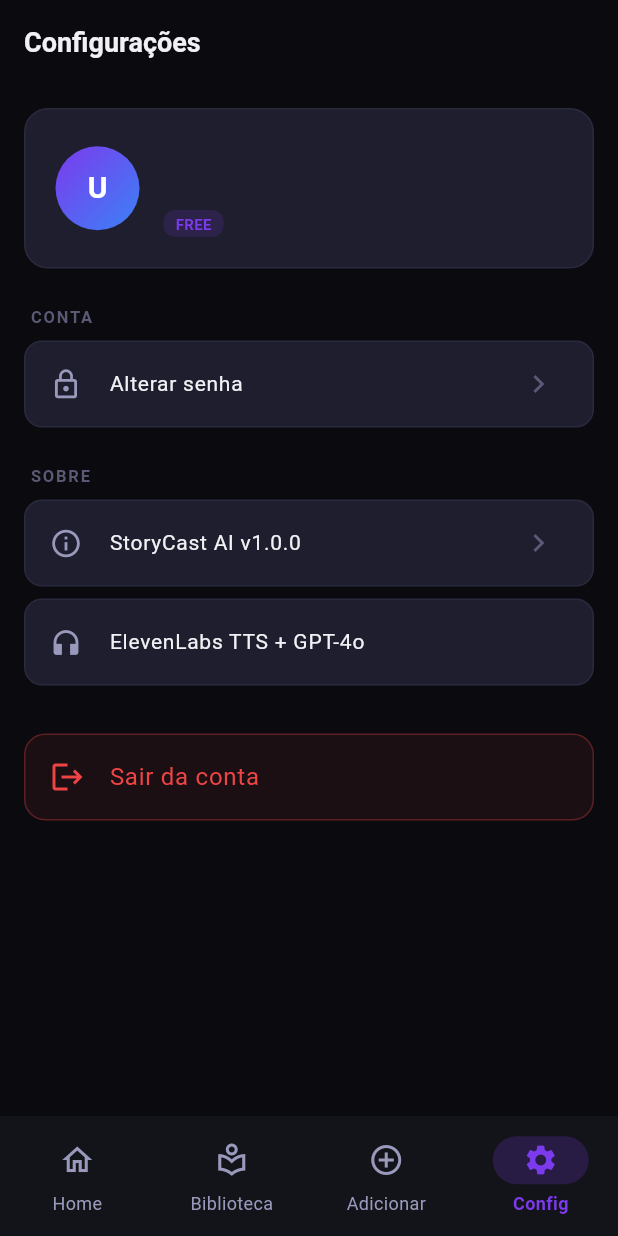
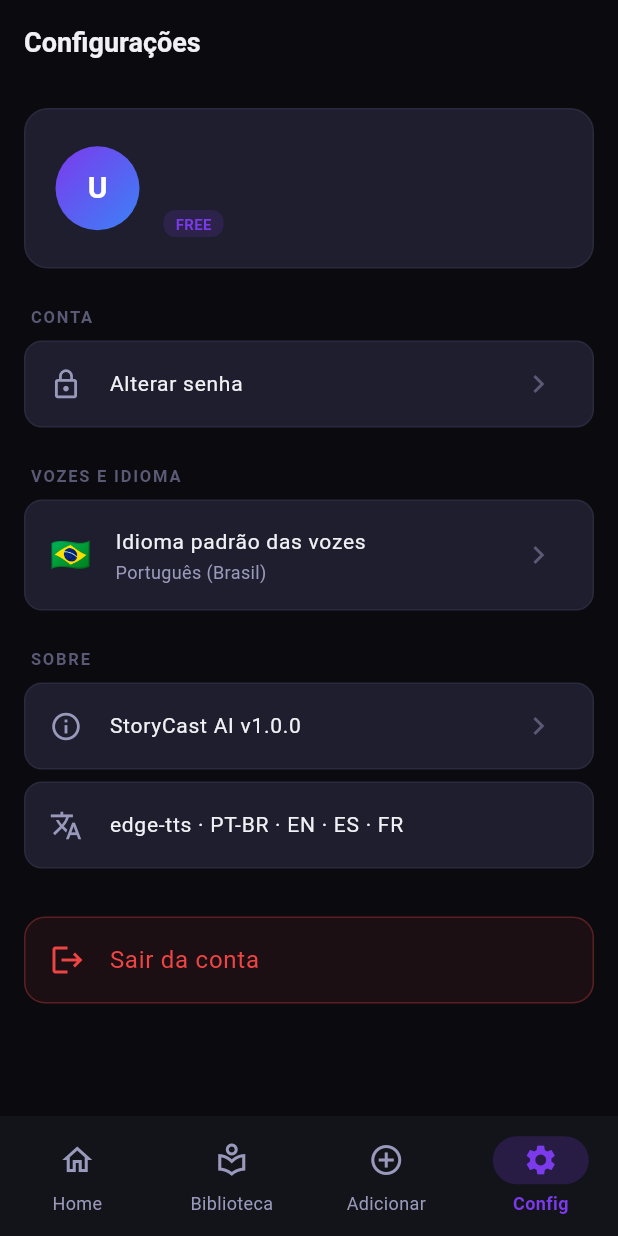
Before and after one commit to danylaocruz-ux/Storycast-ai, a Flutter app: the SettingsScreen screen opened by its route, on a phone screen of 412 x 824 dp. Run offline on Flutter 3.47's test engine with Material 3 defaults, Android fonts, the phone set to English and light mode, and no system bars; our stand-ins replace dio, file_picker, flutter_riverpod, flutter_secure_storage, go_router, just_audio and 2 more; accounts and stored records are empty; statements that could not run were skipped.

Commit message:
feat: preferência de idioma das vozes nas configurações

```diff
--- a/mobile/lib/features/settings/screens/settings_screen.dart
+++ b/mobile/lib/features/settings/screens/settings_screen.dart
@@ -3,6 +3,7 @@ import 'package:flutter_riverpod/flutter_riverpod.dart';
 import 'package:go_router/go_router.dart';
 import '../../../core/constants/app_colors.dart';
 import '../../auth/providers/auth_provider.dart';
+import '../../../data/services/api_service.dart';
 
 class SettingsScreen extends ConsumerWidget {
   const SettingsScreen({super.key});
@@ -94,6 +95,9 @@ class SettingsScreen extends ConsumerWidget {
           ),
 
           const SizedBox(height: 16),
+          const _SectionHeader('Vozes e Idioma'),
+          _LanguageTile(),
+          const SizedBox(height: 16),
           const _SectionHeader('Sobre'),
           _SettingsTile(
             icon: Icons.info_outline,
@@ -101,8 +105,8 @@ class SettingsScreen extends ConsumerWidget {
             onTap: null,
           ),
           _SettingsTile(
-            icon: Icons.headphones,
-            label: 'ElevenLabs TTS + GPT-4o',
+            icon: Icons.translate,
+            label: 'edge-tts · PT-BR · EN · ES · FR',
             onTap: null,
             trailing: const SizedBox.shrink(),
           ),
@@ -188,6 +192,100 @@ class SettingsScreen extends ConsumerWidget {
   }
 }
 
+
+// ── Language preference tile ──────────────────────────────────────────────────
+
+class _LanguageTile extends StatefulWidget {
+  @override
+  State<_LanguageTile> createState() => _LanguageTileState();
+}
+
+class _LanguageTileState extends State<_LanguageTile> {
+  static const _key = 'preferred_voice_lang';
+  static const _options = [
+    {'code': 'all',   'label': 'Todos os idiomas', 'flag': '🌐'},
+    {'code': 'pt-BR', 'label': 'Português (Brasil)', 'flag': '🇧🇷'},
+    {'code': 'en',    'label': 'Inglês (EUA)', 'flag': '🇺🇸'},
+    {'code': 'es',    'label': 'Espanhol', 'flag': '🇪🇸'},
+    {'code': 'fr',    'label': 'Francês', 'flag': '🇫🇷'},
+  ];
+
+  String _current = 'pt-BR';
+
+  @override
+  void initState() {
+    super.initState();
+    _load();
+  }
+
+  Future<void> _load() async {
+    final val = await ApiService.instance.getPreference(_key);
+    if (val != null && mounted) setState(() => _current = val);
+  }
+
+  String get _currentLabel =>
+      _options.firstWhere((o) => o['code'] == _current,
+          orElse: () => _options[1])['label']!;
+
+  String get _currentFlag =>
+      _options.firstWhere((o) => o['code'] == _current,
+          orElse: () => _options[1])['flag']!;
+
+  Future<void> _pick() async {
+    final picked = await showModalBottomSheet<String>(
+      context: context,
+      backgroundColor: AppColors.surfaceCard,
+      shape: const RoundedRectangleBorder(
+        borderRadius: BorderRadius.vertical(top: Radius.circular(20)),
+      ),
+      builder: (_) => Column(
+        mainAxisSize: MainAxisSize.min,
+        children: [
+          const Padding(
+            padding: EdgeInsets.all(16),
+            child: Text('Idioma padrão das vozes',
+              style: TextStyle(color: AppColors.textPrimary, fontWeight: FontWeight.w600, fontSize: 16)),
+          ),
+          const Divider(height: 1, color: AppColors.border),
+          ..._options.map((o) => ListTile(
+            leading: Text(o['flag']!, style: const TextStyle(fontSize: 22)),
+            title: Text(o['label']!, style: const TextStyle(color: AppColors.textPrimary)),
+            trailing: o['code'] == _current
+                ? const Icon(Icons.check, color: AppColors.primary)
+                : null,
+            onTap: () => Navigator.pop(_, o['code']),
+          )),
+          const SizedBox(height: 8),
+        ],
+      ),
+    );
+    if (picked != null) {
+      await ApiService.instance.savePreference(_key, picked);
+      if (mounted) setState(() => _current = picked);
+    }
+  }
+
+  @override
+  Widget build(BuildContext context) => Container(
+    margin: const EdgeInsets.only(bottom: 8),
+    decoration: BoxDecoration(
+      color: AppColors.surfaceCard,
+      borderRadius: BorderRadius.circular(12),
+      border: Border.all(color: AppColors.border),
+    ),
+    child: ListTile(
+      leading: Text(_currentFlag, style: const TextStyle(fontSize: 22)),
+      title: const Text('Idioma padrão das vozes',
+        style: TextStyle(color: AppColors.textPrimary, fontSize: 14)),
+      subtitle: Text(_currentLabel,
+        style: const TextStyle(color: AppColors.textSecondary, fontSize: 12)),
+      trailing: const Icon(Icons.chevron_right, color: AppColors.textHint),
+      onTap: _pick,
+      shape: RoundedRectangleBorder(borderRadius: BorderRadius.circular(12)),
+    ),
+  );
+}
+
 class _SectionHeader extends StatelessWidget {
   final String title;
   const _SectionHeader(this.title);
```
